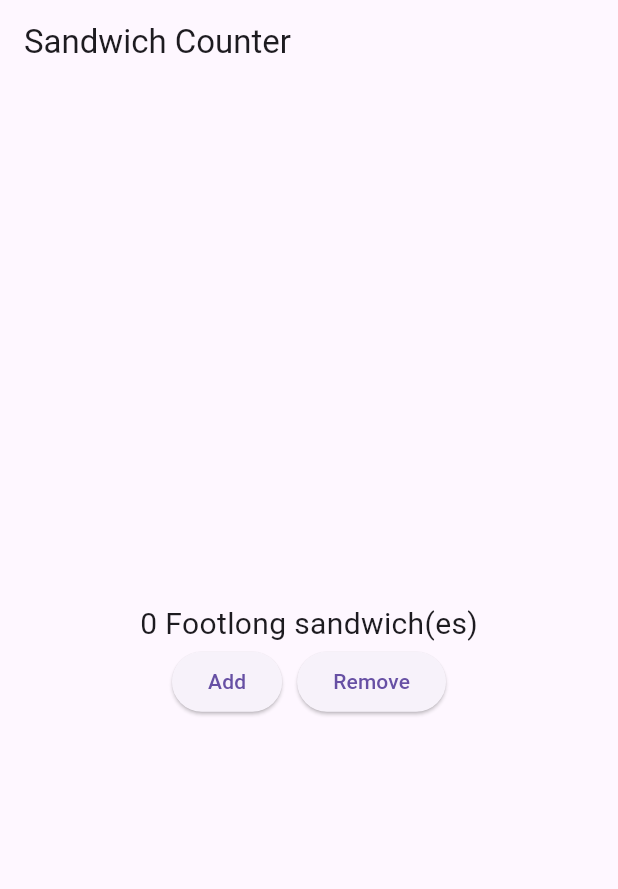
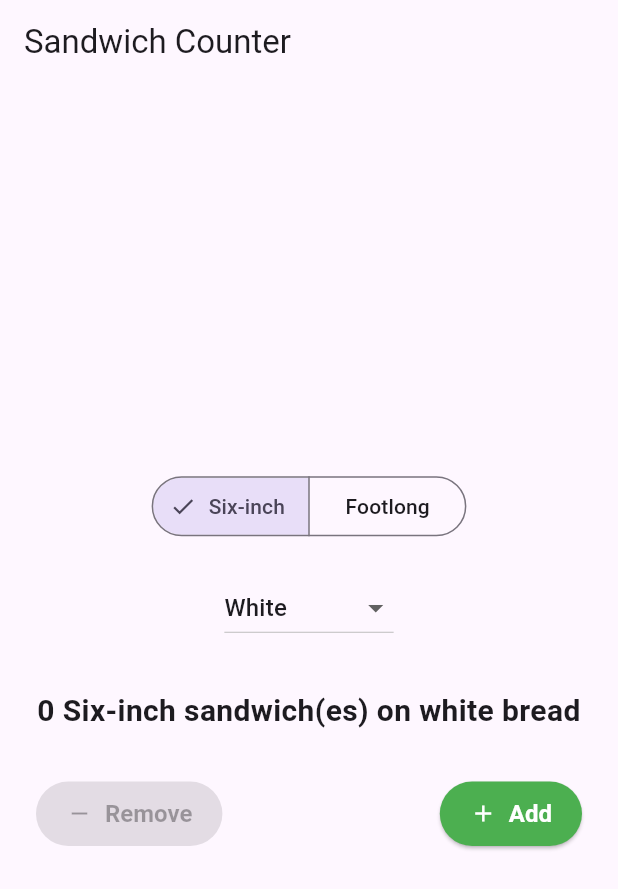
Before and after one commit to fardeen6177-arch/flutter_application_2, a Flutter app: the screen it shows after launch, on a phone screen of 412 x 824 dp. Shown: the top 889 px of the screen. Run offline on Flutter 3.47's test engine with Material 3 defaults, Android fonts, the phone set to English and light mode, and no system bars.

```diff
--- a/lib/main.dart
+++ b/lib/main.dart
@@ -16,7 +16,11 @@ class App extends StatelessWidget {
   }
 }
 
-// ✅ StatefulWidget for managing order state
+// ✅ Enums for sandwich size and bread type
+enum SandwichSize { sixInch, footlong }
+
+enum BreadType { white, wholemeal, italianHerbs }
+
 class OrderScreen extends StatefulWidget {
   final int maxQuantity;
 
@@ -28,6 +32,8 @@ class OrderScreen extends StatefulWidget {
 
 class _OrderScreenState extends State<OrderScreen> {
   int _quantity = 0;
+  SandwichSize _selectedSize = SandwichSize.sixInch;
+  BreadType _selectedBread = BreadType.white;
 
   void _increaseQuantity() {
     if (_quantity < widget.maxQuantity) {
@@ -47,22 +53,75 @@ class _OrderScreenState extends State<OrderScreen> {
       appBar: AppBar(
         title: const Text('Sandwich Counter'),
       ),
-      body: Center(
+      body: Padding(
+        padding: const EdgeInsets.all(24.0),
         child: Column(
           mainAxisAlignment: MainAxisAlignment.center,
           children: [
-            OrderItemDisplay(_quantity, 'Footlong'),
+            // ✅ Sandwich size selector
+            SegmentedButton<SandwichSize>(
+              segments: const [
+                ButtonSegment(
+                    value: SandwichSize.sixInch, label: Text('Six-inch')),
+                ButtonSegment(
+                    value: SandwichSize.footlong, label: Text('Footlong')),
+              ],
+              selected: <SandwichSize>{_selectedSize},
+              onSelectionChanged: (Set<SandwichSize> newSelection) {
+                setState(() {
+                  _selectedSize = newSelection.first;
+                });
+              },
+            ),
+
+            const SizedBox(height: 20),
+
+            // ✅ Bread type dropdown
+            DropdownButton<BreadType>(
+              value: _selectedBread,
+              onChanged: (BreadType? newValue) {
+                setState(() {
+                  _selectedBread = newValue!;
+                });
+              },
+              items: BreadType.values.map((BreadType type) {
+                return DropdownMenuItem<BreadType>(
+                  value: type,
+                  child:
+                      Text(type.name[0].toUpperCase() + type.name.substring(1)),
+                );
+              }).toList(),
+            ),
+
+            const SizedBox(height: 30),
+
+            // ✅ Display current quantity and type
+            OrderItemDisplay(
+              quantity: _quantity,
+              sandwichType: _selectedSize == SandwichSize.footlong
+                  ? 'Footlong'
+                  : 'Six-inch',
+              breadType: _selectedBread.name,
+            ),
+
+            const SizedBox(height: 30),
+
+            // ✅ Buttons with spacing and alignment
             Row(
-              mainAxisAlignment: MainAxisAlignment.center,
+              mainAxisAlignment: MainAxisAlignment.spaceBetween,
               children: [
-                ElevatedButton(
-                  onPressed: _increaseQuantity,
-                  child: const Text('Add'),
+                StyledButton(
+                  text: 'Remove',
+                  icon: Icons.remove,
+                  onPressed: _quantity > 0 ? _decreaseQuantity : null,
+                  color: Colors.red,
                 ),
-                const SizedBox(width: 10),
-                ElevatedButton(
-                  onPressed: _decreaseQuantity,
-                  child: const Text('Remove'),
+                StyledButton(
+                  text: 'Add',
+                  icon: Icons.add,
+                  onPressed:
+                      _quantity < widget.maxQuantity ? _increaseQuantity : null,
+                  color: Colors.green,
                 ),
               ],
             ),
@@ -73,18 +132,65 @@ class _OrderScreenState extends State<OrderScreen> {
   }
 }
 
+// ✅ Reusable styled button widget
+class StyledButton extends StatelessWidget {
+  final String text;
+  final VoidCallback? onPressed;
+  final IconData? icon;
+  final Color color;
+
+  const StyledButton({
+    super.key,
+    required this.text,
+    required this.onPressed,
+    this.icon,
+    this.color = Colors.blueAccent,
+  });
+
+  @override
+  Widget build(BuildContext context) {
+    return ElevatedButton(
+      onPressed: onPressed,
+      style: ElevatedButton.styleFrom(
+        backgroundColor: color,
+        foregroundColor: Colors.white,
+        textStyle: const TextStyle(
+          fontSize: 16,
+          fontWeight: FontWeight.bold,
+        ),
+        padding: const EdgeInsets.symmetric(horizontal: 20, vertical: 12),
+      ),
+      child: Row(
+        mainAxisSize: MainAxisSize.min,
+        children: [
+          if (icon != null) Icon(icon),
+          if (icon != null) const SizedBox(width: 8),
+          Text(text),
+        ],
+      ),
+    );
+  }
+}
+
 // ✅ Display widget for showing order info
 class OrderItemDisplay extends StatelessWidget {
   final int quantity;
   final String sandwichType;
+  final String breadType;
 
-  const OrderItemDisplay(this.quantity, this.sandwichType, {super.key});
+  const OrderItemDisplay({
+    super.key,
+    required this.quantity,
+    required this.sandwichType,
+    required this.breadType,
+  });
 
   @override
   Widget build(BuildContext context) {
     return Text(
-      '$quantity $sandwichType sandwich(es)',
-      style: const TextStyle(fontSize: 20),
+      '$quantity $sandwichType sandwich(es) on $breadType bread',
+      style: const TextStyle(fontSize: 20, fontWeight: FontWeight.w600),
+      textAlign: TextAlign.center,
     );
   }
 }
```
Also changed, not shown: 1 other file.
